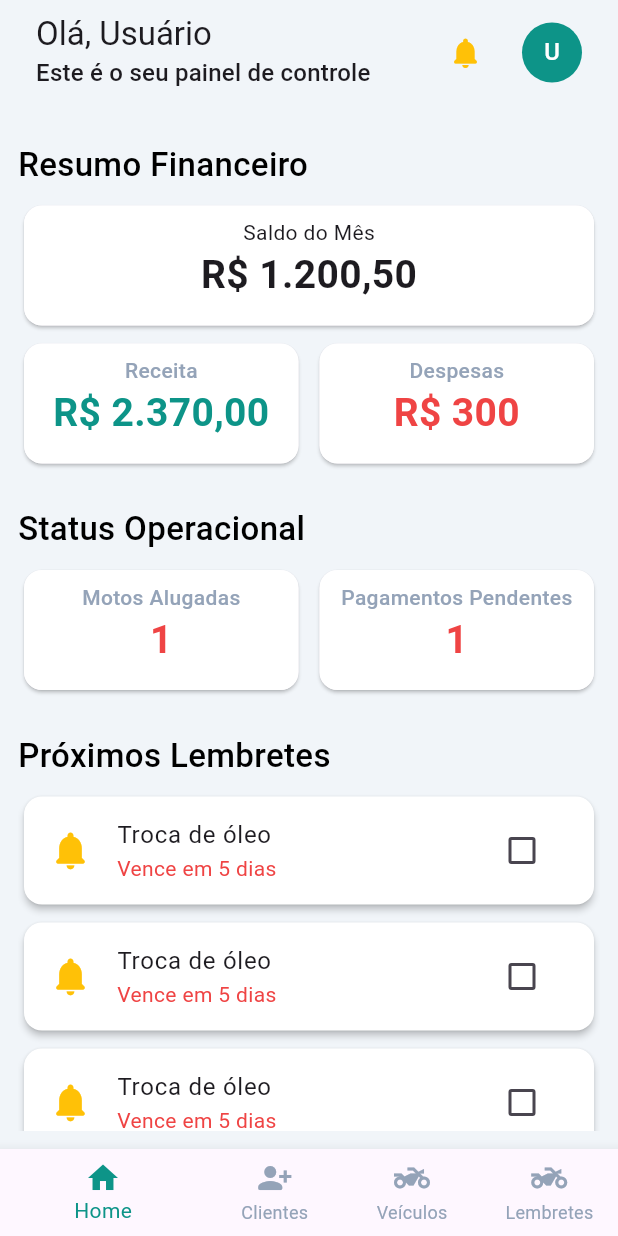
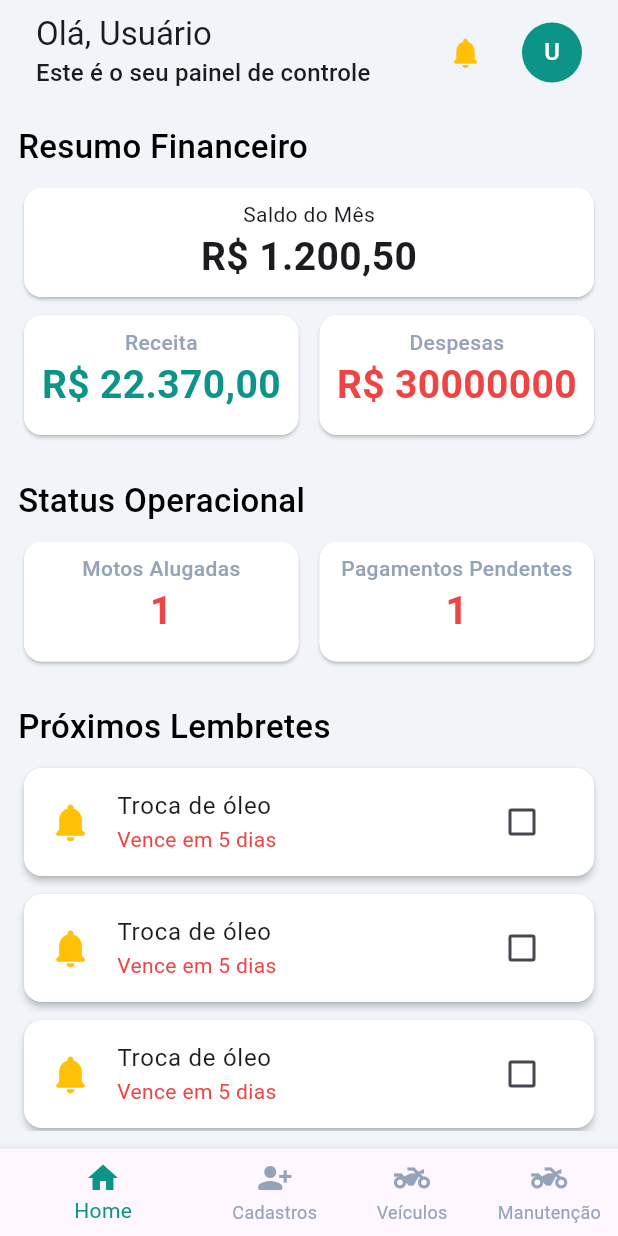
Before and after one commit to marceloboas10/motApp, a Flutter app: the screen it shows after launch, on a phone screen of 412 x 824 dp. Run offline on Flutter 3.47's test engine with Material 3 defaults, Android fonts, the phone set to English and light mode, and no system bars; our stand-ins replace cloud_firestore, firebase_auth, firebase_core, mask_text_input_formatter; accounts and stored records are empty.

Commit message:
register_page

```diff
--- a/lib/app/components/financial_summary_component.dart
+++ b/lib/app/components/financial_summary_component.dart
@@ -16,7 +16,6 @@ class _FinancialSummaryComponentState extends State<FinancialSummaryComponent> {
       children: [
         Card(
           child: Container(
-            height: 80,
             width: double.infinity,
             decoration: BoxDecoration(
               color: Colors.white,
@@ -26,9 +25,11 @@ class _FinancialSummaryComponentState extends State<FinancialSummaryComponent> {
             child: Column(
               children: [
                 Text('Saldo do Mês'),
-                Text(
+                FittedBox(
+                  child: Text(
                     'R\$ 1.200,50',
                     style: TextStyle(fontSize: 26, fontWeight: FontWeight.w700),
+                  ),
                 ),
               ],
             ),
@@ -56,12 +57,14 @@ class _FinancialSummaryComponentState extends State<FinancialSummaryComponent> {
                           fontWeight: FontWeight.w500,
                         ),
                       ),
-                      Text(
-                        'R\$ 2.370,00',
+                      FittedBox(
+                        child: Text(
+                          'R\$ 22.370,00',
                           style: TextStyle(
                             color: LightColors.iconColorGreen,
                             fontSize: 26,
                             fontWeight: FontWeight.w700,
+                          ),
                         ),
                       ),
                     ],
@@ -89,12 +92,14 @@ class _FinancialSummaryComponentState extends State<FinancialSummaryComponent> {
                           fontWeight: FontWeight.w500,
                         ),
                       ),
-                      Text(
-                        'R\$ 300',
+                      FittedBox(
+                        child: Text(
+                          'R\$ 30000000',
                           style: TextStyle(
                             color: LightColors.buttonRed,
                             fontSize: 26,
                             fontWeight: FontWeight.w700,
+                          ),
                         ),
                       ),
                     ],
--- a/lib/app/components/show_vehicle_component.dart
+++ b/lib/app/components/show_vehicle_component.dart
@@ -24,7 +24,6 @@ class _ShowVehicleComponentState extends State<ShowVehicleComponent> {
       child: Card(
         color: Colors.white,
         child: SizedBox(
-          height: 85,
           child: Column(
             children: [
               ListTile(
--- a/lib/app/components/status_operational_component.dart
+++ b/lib/app/components/status_operational_component.dart
@@ -20,11 +20,13 @@ class StatusOperationalComponent extends StatelessWidget {
               padding: EdgeInsets.all(8),
               child: Column(
                 children: [
-                  Text(
+                  FittedBox(
+                    child: Text(
                       'Motos Alugadas',
                       style: TextStyle(
                         color: LightColors.gray,
                         fontWeight: FontWeight.w500,
+                      ),
                     ),
                   ),
                   Text(
@@ -53,11 +55,13 @@ class StatusOperationalComponent extends StatelessWidget {
               padding: EdgeInsets.all(8),
               child: Column(
                 children: [
-                  Text(
+                  FittedBox(
+                    child: Text(
                       'Pagamentos Pendentes',
                       style: TextStyle(
                         color: LightColors.gray,
                         fontWeight: FontWeight.w500,
+                      ),
                     ),
                   ),
                   Text(
--- a/lib/app/pages/home_page.dart
+++ b/lib/app/pages/home_page.dart
@@ -1,6 +1,7 @@
 import 'package:flutter/material.dart';
-import 'package:motapp/app/pages/customers_page.dart';
+import 'package:motapp/app/pages/maintence_page.dart';
 import 'package:motapp/app/pages/menu_home_page.dart';
+import 'package:motapp/app/pages/registrations_page.dart';
 import 'package:motapp/app/pages/vehicles_page.dart';
 import 'package:motapp/app/theme/light/light_colors.dart';
 
@@ -16,7 +17,12 @@ class _HomePageState extends State<HomePage> {
 
   @override
   Widget build(BuildContext context) {
-    final List<Widget> pages = [MenuHomePage(), CustomersPage(), VehiclesPage()];
+    final List<Widget> pages = [
+      MenuHomePage(),
+      RegistrationsPage(),
+      VehiclesPage(),
+      MaintencePage(),
+    ];
 
     return SafeArea(
       child: Scaffold(
@@ -30,7 +36,7 @@ class _HomePageState extends State<HomePage> {
             BottomNavigationBarItem(icon: Icon(Icons.home), label: 'Home'),
             BottomNavigationBarItem(
               icon: Icon(Icons.person_add_alt_1_rounded),
-              label: 'Clientes',
+              label: 'Cadastros',
             ),
             BottomNavigationBarItem(
               icon: Icon(Icons.two_wheeler_sharp),
@@ -38,7 +44,7 @@ class _HomePageState extends State<HomePage> {
             ),
             BottomNavigationBarItem(
               icon: Icon(Icons.two_wheeler_sharp),
-              label: 'Lembretes',
+              label: 'Manutenção',
             ),
           ],
           currentIndex: _currentPage,
--- a/lib/app/pages/menu_home_page.dart
+++ b/lib/app/pages/menu_home_page.dart
@@ -22,7 +22,7 @@ class MenuHomePage extends StatelessWidget {
               crossAxisAlignment: CrossAxisAlignment.start,
               children: [
                 Padding(
-                  padding: const EdgeInsets.only(top: 12, bottom: 8),
+                  padding: const EdgeInsets.only(bottom: 8),
                   child: Text(
                     'Resumo Financeiro',
                     style: TextStyle(
```
Also changed, not shown: lib/app/components/form_customer_component.dart (+21 -0 lines), lib/app/components/show_customer_compoment.dart (+10 -8 lines), lib/app/pages/maintence_page.dart (added, +17 -0 lines), lib/app/pages/registrations_page.dart (added, +24 -0 lines), lib/app/widgets/card_registration_widget.dart (added, +32 -0 lines). Lines whose indentation alone changed are shown as unchanged.
